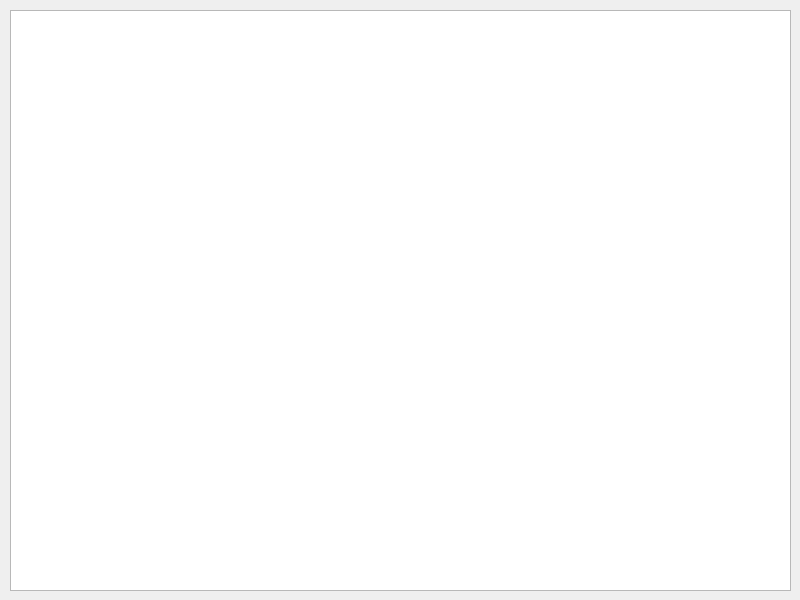
Old version of the form NotifyTrayServer/Widget.ui in the repository cqwlxxl/notifytray.
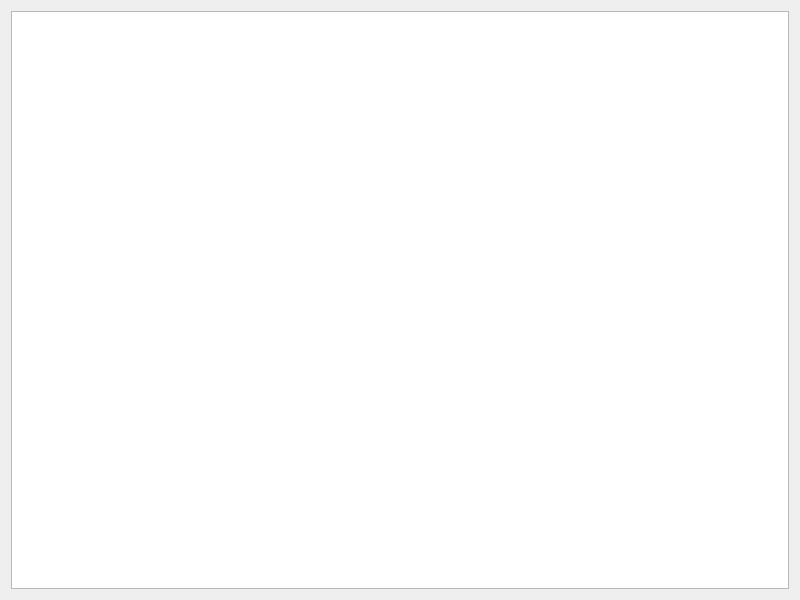
New version of the form.

The edit to the form file:
```diff
--- a/NotifyTrayServer/Widget.ui
+++ b/NotifyTrayServer/Widget.ui
@@ -13,16 +13,11 @@
   <property name="windowTitle">
    <string>NotifyTrayServer</string>
   </property>
-  <widget class="QTextBrowser" name="textBrowser">
-   <property name="geometry">
-    <rect>
-     <x>10</x>
-     <y>10</y>
-     <width>781</width>
-     <height>581</height>
-    </rect>
-   </property>
-  </widget>
+  <layout class="QVBoxLayout" name="verticalLayout">
+   <item>
+    <widget class="QTextBrowser" name="textBrowser"/>
+   </item>
+  </layout>
  </widget>
  <resources/>
  <connections/>
```
